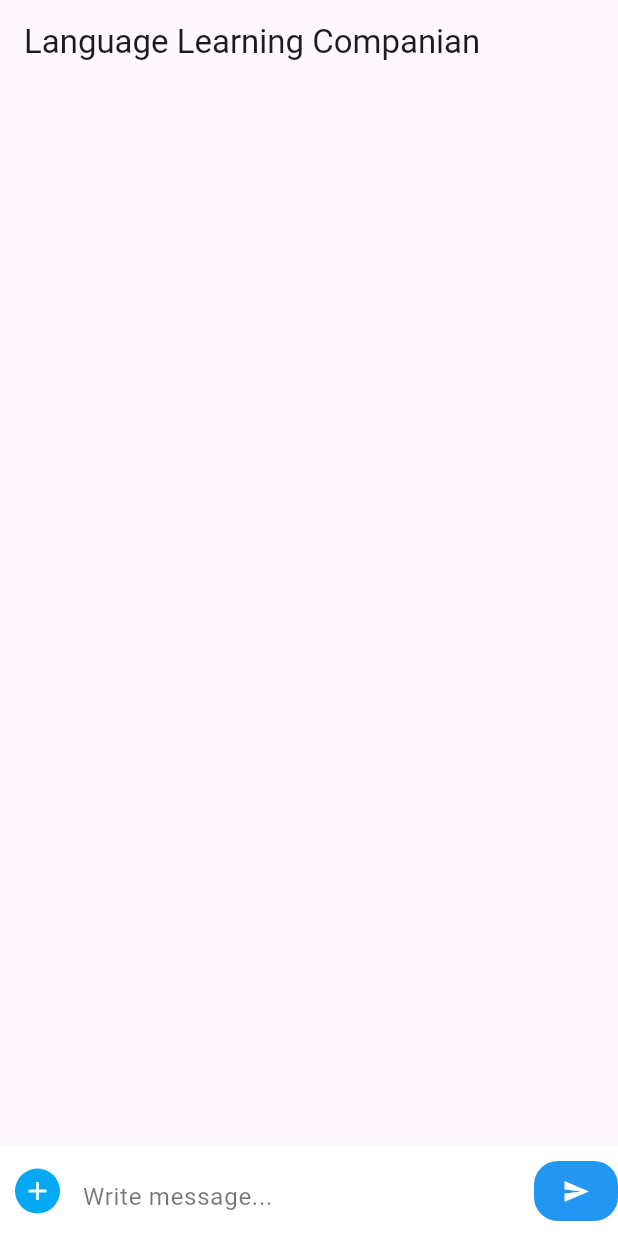
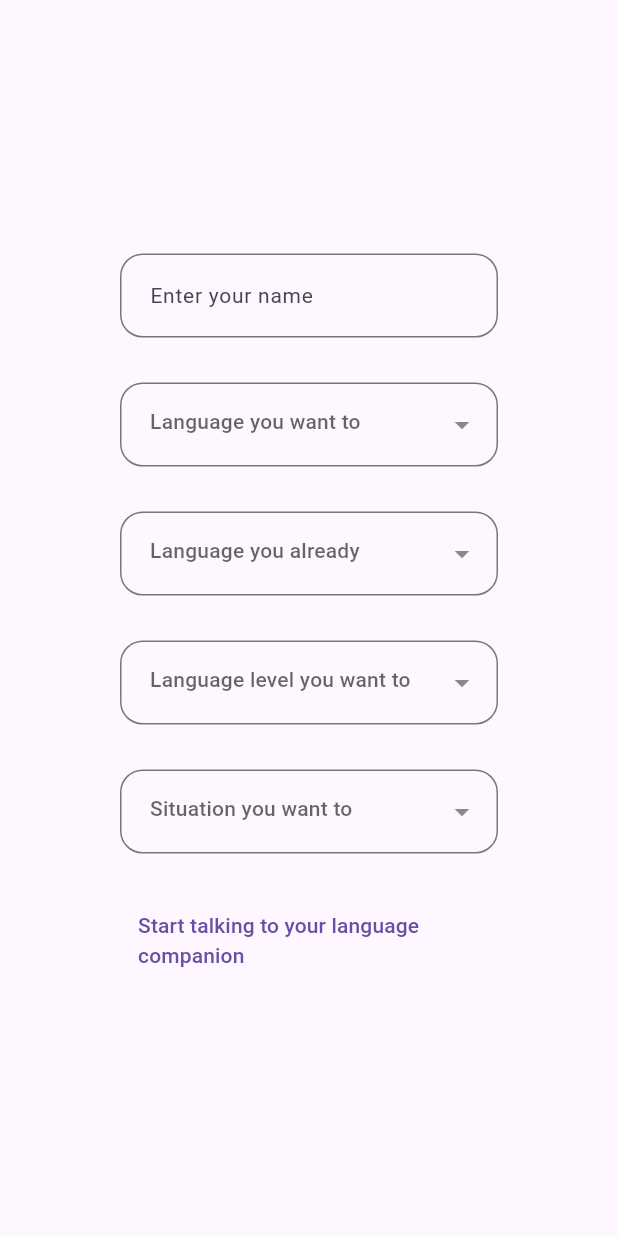
Before and after one commit to vedang122/language-learning-bot, a Flutter app: the screen it shows after launch, on a phone screen of 412 x 824 dp. Run offline on Flutter 3.47's test engine with Material 3 defaults, Android fonts, the phone set to English and light mode, and no system bars; our stand-ins replace dropdown_button2, flutter_chat_types, flutter_chat_ui.

Commit message:
Update UI to ask language user want to learn & better chat ui

```diff
--- a/lib/controller/state_controller.dart
+++ b/lib/controller/state_controller.dart
@@ -1,30 +1,39 @@
 import 'package:flutter/material.dart';
-import 'package:language_voice_bot/models/language.dart';
 import 'package:language_voice_bot/models/message.dart';
-import 'package:language_voice_bot/utils/constants.dart';
+import 'package:language_voice_bot/service/ai_service.dart';
 
 class StateController extends ChangeNotifier {
-  Language language;
-  List<Message> messages;
+  late String languageToPractise;
 
-  StateController({required this.language, required this.messages});
+  late String languageUserKnow;
 
-  void addMessage(String text, String possibleReply, MessageType messageType) {
-    debugPrint("Added meesage with notifying: { $text, ${messageType.name}}");
-    messages.add(Message(
-        content: text, possibleReply: possibleReply, type: messageType));
-    notifyListeners();
-  }
+  late String languageLevel;
 
-  void addMessageWithoutNotifying(
-      String text, String possibleReply, MessageType messageType) {
-    debugPrint(
-        "Added meesage without notifying: { $text, ${messageType.name}}");
-    messages.add(Message(
-        content: text, possibleReply: possibleReply, type: messageType));
-  }
+  late String situation;
 
-  List<Message> getMessages() {
-    return messages;
+  List<Message> messages = List.empty(growable: true);
+
+  final AIService aiService = AIService();
+
+  // Future<Message> getAIResponse() async {
+  //   try {
+  //     var aiResponse = await aiService.request(this);
+  //     Message message = Message(
+  //         content: aiResponse.response.message,
+  //         type: MessageType.assistant,
+  //         contentTranslation: aiResponse.response.messageTranslation,
+  //         possibleReply: aiResponse.response.possibleReply,
+  //         possibleReplyTranslation:
+  //             aiResponse.response.possibleReplyTranslation);
+  //     addMessage(message);
+  //     return message;
+  //   } catch (error) {
+  //     throw Exception(
+  //         "Seems like Assistant doesn't want to reply back: $error");
+  //   }
+  // }
+
+  void addMessage(Message message) {
+    messages.add(message);
   }
 }
--- a/lib/main.dart
+++ b/lib/main.dart
@@ -1,30 +1,12 @@
 import 'package:flutter/material.dart';
 import 'package:language_voice_bot/controller/state_controller.dart';
-import 'package:language_voice_bot/models/language.dart';
-import 'package:language_voice_bot/models/message.dart';
-import 'package:language_voice_bot/utils/constants.dart';
-import 'package:language_voice_bot/views/home_view.dart';
+import 'package:language_voice_bot/views/home_page.dart';
 import 'package:provider/provider.dart';
 
 void main() {
-  Language language = Language(
-    level: LanguageLevel.beginner,
-    name: "Spanish",
-    scenario: "restaurant",
-  );
-
   runApp(
     ChangeNotifierProvider(
-      create: (context) => StateController(
-        language: language,
-        messages: [
-          Message(
-            content: language.getSystemPrompt(),
-            type: MessageType.system,
-            possibleReply: ""
-          ),
-        ],
-      ),
+      create: (context) => StateController(),
       child: const MyApp(),
     ),
   );
@@ -33,32 +15,10 @@ void main() {
 class MyApp extends StatelessWidget {
   const MyApp({super.key});
 
-  // This widget is the root of your application.
   @override
-  Widget build(BuildContext context) {
-    return MaterialApp(
-      title: 'Flutter Demo',
-      theme: ThemeData(
-        // This is the theme of your application.
-        //
-        // TRY THIS: Try running your application with "flutter run". You'll see
-        // the application has a blue toolbar. Then, without quitting the app,
-        // try changing the seedColor in the colorScheme below to Colors.green
-        // and then invoke "hot reload" (save your changes or press the "hot
-        // reload" button in a Flutter-supported IDE, or press "r" if you used
-        // the command line to start the app).
-        //
-        // Notice that the counter didn't reset back to zero; the application
-        // state is not lost during the reload. To reset the state, use hot
-        // restart instead.
-        //
-        // This works for code too, not just values: Most code changes can be
-        // tested with just a hot reload.
-        colorScheme: ColorScheme.fromSeed(seedColor: Colors.deepPurple),
-        useMaterial3: true,
-      ),
-      debugShowCheckedModeBanner: false,
-      home: const HomeView(),
-    );
-  }
+  Widget build(BuildContext context) => MaterialApp(
+        home: const HomePage(),
+        theme: ThemeData.light(),
+        darkTheme: ThemeData.dark(),
+      );
 }
--- a/lib/models/ai_message.dart
+++ /dev/null
@@ -1,16 +0,0 @@
-class AIMessage {
-  final String message;
-  final String possibleReply;
-
-  const AIMessage({
-    required this.message,
-    required this.possibleReply,
-  });
-
-  factory AIMessage.fromJson(Map<String, dynamic> json) {
-    return AIMessage(
-      message: json['response'],
-      possibleReply: json['possible_reply'],
-    );
-  }
-}
--- a/lib/models/language.dart
+++ /dev/null
@@ -1,18 +0,0 @@
-import 'package:language_voice_bot/utils/constants.dart';
-
-class Language {
-  LanguageLevel level;
-  String name;
-  String scenario;
-  Language({required this.level, required this.name, required this.scenario});
-
-  String getSystemPrompt() {
-    return """
-      I'm learning $name at a ${level.name} level.
-      I want to learn it through conversation.
-      I want you to assume yourself to be a $name speaker who is with me in a $scenario and conversing with me at ${level.name} level in $name.
-      Please start conversation from the next response with a basic greeting in the language itself.
-      I want each of your response to be in json format with the fields `response` and `possible_reply` and value your response in $name and possible reply in $name I can respond to you in next message.
-    """;
-  }
-}
--- a/lib/models/message.dart
+++ b/lib/models/message.dart
@@ -1,20 +1,36 @@
+import 'package:flutter/material.dart';
 import 'package:language_voice_bot/utils/constants.dart';
 
 class Message {
-  String content;
+  String content = "";
+  String contentTranslation = "";
   MessageType type;
-  String possibleReply;
-  Message({required this.content, required this.type, required this.possibleReply});
+  String possibleReply = "";
+  String possibleReplyTranslation = "";
+  Message({
+    required this.content,
+    required this.type,
+    required this.contentTranslation,
+    required this.possibleReply,
+    required this.possibleReplyTranslation,
+  });
 
   bool isSender() {
-    return type == MessageType.user;
+    return type == MessageType.author;
   }
 
   bool isAssistant() {
     return type == MessageType.assistant;
   }
 
-  bool isSystem() {
-    return type == MessageType.system;
+  factory Message.fromJson(Map<String, dynamic> json, MessageType messageType) {
+    debugPrint("Response message: $json");
+    return Message(
+      content: json['assistant']['message'],
+      contentTranslation: json['assistant']['translation'],
+      possibleReply: json['possible_reply']['message'],
+      possibleReplyTranslation: json['possible_reply']['translation'],
+      type: messageType,
+    );
   }
 }
--- a/lib/service/ai_service.dart
+++ b/lib/service/ai_service.dart
@@ -1,45 +1,46 @@
 import 'dart:convert';
 
 import 'package:flutter/material.dart';
+import 'package:language_voice_bot/controller/state_controller.dart';
 import 'package:language_voice_bot/models/ai_response.dart';
 import 'package:http/http.dart' as http;
 import 'package:language_voice_bot/models/message.dart';
-import 'package:language_voice_bot/utils/constants.dart';
 
-Future<AIResponse> fetchAIResponse(List<Message> messages) async {
-  Map<String, List<Map<String, dynamic>>> queryParameters = {
-    "messages": [],
+class AIService {
+  Future<Message> request(StateController stateController) async {
+    Map<String, dynamic> queryParameters = {
+      'languageToPractise': stateController.languageToPractise,
+      'languageUserKnow': stateController.languageUserKnow,
+      'languageLevel': stateController.languageLevel,
+      'situation': stateController.situation,
+      'messages': []
     };
-  for (var message in messages) {
+    for (var message in stateController.messages) {
       queryParameters['messages']?.add(
         {
           'content': message.content,
           'role': message.type.name,
         },
       );
-    if (message.type == MessageType.assistant) {
-      queryParameters['messages']?.last['content'] = jsonEncode(
-        {
-          'possible_reply': message.possibleReply,
-          'response': message.content,
-        },
-      );
-    }
     }
     debugPrint("Inside Future!");
-  final response = await http.post(
-    Uri.parse('http://127.0.0.1:5000/response'),
+    final response = await http
+        .post(
+      Uri.parse('http://127.0.0.1:5000'),
       headers: <String, String>{
         'Content-Type': 'application/json',
       },
       body: jsonEncode(queryParameters),
-  );
-  //final response = await http.get(uri, headers: headers);
+    )
+        .timeout(const Duration(seconds: 30), onTimeout: () {
+      throw Exception('Server timed out');
+    });
     if (response.statusCode == 200) {
       // If the server did return a 200 OK response,
       // then parse the JSON.
       return AIResponse.fromJson(
-        jsonDecode(response.body) as Map<String, dynamic>);
+        jsonDecode(response.body) as Map<String, dynamic>,
+      ).response;
     } else {
       debugPrint(
           "Thrown Error while fetching data from server: ${response.toString()}");
@@ -48,3 +49,4 @@ Future<AIResponse> fetchAIResponse(List<Message> messages) async {
       throw Exception('Failed to load AI Response');
     }
   }
+}
--- a/lib/utils/constants.dart
+++ b/lib/utils/constants.dart
@@ -1,3 +1,22 @@
-enum MessageType { system, user, assistant }
+enum MessageType { author, assistant }
 
 enum LanguageLevel { beginner, intermediate, advance }
+
+final List<String> languages = [
+  'Spanish',
+  'English',
+  'French',
+  'Japanese',
+  'Hindi',
+];
+
+final List<String> levels = [
+  'Beginner',
+  'Intermediate',
+  'Advance',
+];
+
+final List<String> situations = [
+  'In a restaurant',
+  'Asking for direction',
+];
--- a/lib/views/bottom_messaging_bar_view.dart
+++ /dev/null
@@ -1,83 +0,0 @@
-import 'package:flutter/material.dart';
-import 'package:language_voice_bot/controller/state_controller.dart';
-import 'package:language_voice_bot/service/ai_service.dart';
-import 'package:language_voice_bot/utils/constants.dart';
-import 'package:provider/provider.dart';
-
-class BottomMessagingBar extends StatelessWidget {
-  BottomMessagingBar({super.key});
-
-  final TextEditingController textEditingController = TextEditingController();
-
-  @override
-  Widget build(BuildContext context) {
-    debugPrint("Building Bottom bar");
-    return Container(
-      padding: const EdgeInsets.only(left: 10, bottom: 10, top: 10),
-      height: 60,
-      width: double.infinity,
-      color: Colors.white,
-      child: Row(
-        children: <Widget>[
-          GestureDetector(
-            onTap: () {},
-            child: Container(
-              height: 30,
-              width: 30,
-              decoration: BoxDecoration(
-                color: Colors.lightBlue,
-                borderRadius: BorderRadius.circular(30),
-              ),
-              child: const Icon(
-                Icons.add,
-                color: Colors.white,
-                size: 20,
-              ),
-            ),
-          ),
-          const SizedBox(
-            width: 15,
-          ),
-          Expanded(
-            child: TextField(
-              controller: textEditingController,
-              decoration: const InputDecoration(
-                hintText: "Write message...",
-                hintStyle: TextStyle(color: Colors.black54),
-                border: InputBorder.none,
-              ),
-            ),
-          ),
-          const SizedBox(
-            width: 15,
-          ),
-          FloatingActionButton(
-            onPressed: () {
-              var controller = context.read<StateController>();
-              controller.addMessage(
-                textEditingController.text,
-                "",
-                MessageType.user,
-              );
-              textEditingController.clear();
-              fetchAIResponse(controller.messages).then(
-                (aiResponse) => controller.addMessage(
-                  aiResponse.response.message,
-                  aiResponse.response.possibleReply,
-                  MessageType.assistant,
-                ),
-              );
-            },
-            backgroundColor: Colors.blue,
-            elevation: 0,
-            child: const Icon(
-              Icons.send,
-              color: Colors.white,
-              size: 18,
-            ),
-          ),
-        ],
-      ),
-    );
-  }
-}
--- /dev/null
+++ b/lib/views/configuration_page.dart
@@ -0,0 +1,160 @@
+import 'package:dropdown_button2/dropdown_button2.dart';
+import 'package:flutter/material.dart';
+import 'package:language_voice_bot/controller/state_controller.dart';
+import 'package:language_voice_bot/utils/constants.dart';
+import 'package:language_voice_bot/views/chat_page.dart';
+import 'package:language_voice_bot/views/transition_widget.dart';
+import 'package:provider/provider.dart';
+
+class ConfigurationPage extends StatefulWidget {
+  const ConfigurationPage({super.key});
+
+  @override
+  State<ConfigurationPage> createState() => _ConfigurationPageState();
+}
+
+class _ConfigurationPageState extends State<ConfigurationPage> {
+  List<String> selectedValues = List.filled(4, "");
+
+  final ChatPage chatPage = const ChatPage();
+  final _formKey = GlobalKey<FormState>();
+
+  OutlineInputBorder getFieldOutlineBorder() {
+    return OutlineInputBorder(
+      borderRadius: BorderRadius.circular(15),
+    );
+  }
+
+  TextStyle getTextStyle() {
+    return const TextStyle(fontSize: 14);
+  }
+
+  TextFormField getTextFormField(String hintText) {
+    return TextFormField(
+      decoration: InputDecoration(
+        contentPadding: const EdgeInsets.all(16),
+        hintText: hintText,
+        hintStyle: getTextStyle(),
+        border: getFieldOutlineBorder(),
+      ),
+    );
+  }
+
+  DropdownButtonFormField2 getDropDownButtonFormField(
+      String hintText, List<String> items, int fieldIndex) {
+    return DropdownButtonFormField2<String>(
+      isExpanded: true,
+      decoration: InputDecoration(
+        // Add Horizontal padding using menuItemStyleData.padding so it matches
+        // the menu padding when button's width is not specified.
+        contentPadding: const EdgeInsets.symmetric(vertical: 16),
+        border: getFieldOutlineBorder(),
+      ),
+      hint: Text(
+        hintText,
+        style: getTextStyle(),
+      ),
+      items: items
+          .map((item) => DropdownMenuItem<String>(
+                value: item,
+                child: Text(
+                  item,
+                  style: getTextStyle(),
+                ),
+              ))
+          .toList(),
+      validator: (value) {
+        if (value == null) {
+          return "Mandatory field";
+        }
+        return null;
+      },
+      onChanged: (value) {
+        //Do something when selected item is changed.
+      },
+      onSaved: (value) {
+        selectedValues[fieldIndex] = value.toString();
+      },
+      buttonStyleData: const ButtonStyleData(
+        padding: EdgeInsets.only(right: 8),
+      ),
+      iconStyleData: const IconStyleData(
+        icon: Icon(
+          Icons.arrow_drop_down,
+          color: Colors.black45,
+        ),
+        iconSize: 24,
+      ),
+      dropdownStyleData: DropdownStyleData(
+        decoration: BoxDecoration(
+          borderRadius: BorderRadius.circular(15),
+        ),
+      ),
+      menuItemStyleData: const MenuItemStyleData(
+        padding: EdgeInsets.symmetric(horizontal: 16),
+      ),
+    );
+  }
+
+  @override
+  Widget build(BuildContext context) {
+    return Scaffold(
+      body: Form(
+        key: _formKey,
+        child: Padding(
+          padding: const EdgeInsets.symmetric(
+            horizontal: 80,
+          ),
+          child: Column(
+            mainAxisAlignment: MainAxisAlignment.center,
+            children: [
+              getTextFormField("Enter your name"),
+              const SizedBox(
+                height: 30,
+              ),
+              getDropDownButtonFormField(
+                  "Language you want to practise?", languages, 0),
+              const SizedBox(
+                height: 30,
+              ),
+              getDropDownButtonFormField(
+                  "Language you already know?", languages, 1),
+              const SizedBox(
+                height: 30,
+              ),
+              getDropDownButtonFormField(
+                  "Language level you want to practise?", levels, 2),
+              const SizedBox(
+                height: 30,
+              ),
+              getDropDownButtonFormField(
+                  "Situation you want to practise?", situations, 3),
+              const SizedBox(
+                height: 30,
+              ),
+              TextButton(
+                onPressed: () async {
+                  if (_formKey.currentState!.validate()) {
+                    _formKey.currentState!.save();
+                  }
+                  var controller = context.read<StateController>();
+                  controller.languageToPractise = selectedValues[0];
+                  controller.languageUserKnow = selectedValues[1];
+                  controller.languageLevel = selectedValues[2];
+                  controller.situation = selectedValues[3];
+                  Navigator.push(
+                    context,
+                    MaterialPageRoute(
+                      builder: (context) => const TransitionWidget(),
+                    ),
+                  );
+                },
+                child: const Text('Start talking to your language companion'),
+              ),
+            ],
+          ),
+        ),
+      ),
+    );
+  }
+}
--- /dev/null
+++ b/lib/views/home_page.dart
@@ -0,0 +1,11 @@
+import 'package:flutter/material.dart';
+import 'package:language_voice_bot/views/configuration_page.dart';
+
+class HomePage extends StatelessWidget {
+  const HomePage({super.key});
+
+  @override
+  Widget build(BuildContext context) => const MaterialApp(
+        home: ConfigurationPage(),
+      );
+}
--- a/lib/views/home_view.dart
+++ /dev/null
@@ -1,51 +0,0 @@
-import 'package:flutter/material.dart';
-import 'package:language_voice_bot/controller/state_controller.dart';
-import 'package:language_voice_bot/service/ai_service.dart';
-import 'package:language_voice_bot/utils/constants.dart';
-import 'package:language_voice_bot/views/bottom_messaging_bar_view.dart';
-import 'package:language_voice_bot/views/messages_list_view.dart';
-import 'package:provider/provider.dart';
-
-class HomeView extends StatefulWidget {
-  const HomeView({super.key});
-
-  @override
-  State<StatefulWidget> createState() => _HomeViewState();
-}
-
-class _HomeViewState extends State<HomeView> {
-  @override
-  void dispose() {
-    super.dispose();
-  }
-
-  @override
-  void initState() {
-    var controller = context.read<StateController>();
-    fetchAIResponse(controller.messages)
-                  .then((aiResponse) => controller.addMessage(
-                        aiResponse.response.message,
-                        aiResponse.response.possibleReply,
-                        MessageType.assistant,
-                      ));
-    super.initState();
-  }
-  @override
-  Widget build(BuildContext context) {
-    debugPrint('Building MyHomePage');
-    return Scaffold(
-      appBar: AppBar(
-        title: const Text("Language Learning Companian"),
-      ),
-      body: Stack(
-        children: <Widget>[
-          const MessagesListView(),
-          Align(
-            alignment: Alignment.bottomLeft,
-            child: BottomMessagingBar(),
-          ),
-        ],
-      ),
-    );
-  }
-}
--- a/lib/views/messages_list_view.dart
+++ /dev/null
@@ -1,56 +0,0 @@
-import 'package:flutter/material.dart';
-import 'package:language_voice_bot/controller/state_controller.dart';
-import 'package:language_voice_bot/models/message.dart';
-import 'package:provider/provider.dart';
-
-/// Given a list of messages, it shows all the messages on the screen.
-/// Color and Alignment are alternate based on sender & receiver.
-class MessagesListView extends StatelessWidget {
-  const MessagesListView({super.key});
-
-  Alignment getMessageAlignment(Message message) {
-    return message.isAssistant() ? Alignment.topLeft : Alignment.topRight;
-  }
-
-  Color? getMessageColor(Message message) {
-    return message.isAssistant() ? Colors.grey.shade200 : Colors.blue[200];
-  }
-
-  @override
-  Widget build(BuildContext context) {
-    return Consumer<StateController>(
-      builder: (context, contoller, child) {
-        final messages = contoller.messages;
-        debugPrint(
-            "Building Message View with message of length ${contoller.messages.length}");
-        return ListView.builder(
-          itemCount: messages.length,
-          shrinkWrap: true,
-          padding: const EdgeInsets.only(top: 10, bottom: 10),
-          itemBuilder: (context, index) {
-            if (index == 0) return const SizedBox();
-            debugPrint("Building Message View with index $index");
-            return Container(
-              padding: const EdgeInsets.only(
-                  left: 16, right: 16, top: 10, bottom: 10),
-              child: Align(
-                alignment: getMessageAlignment(messages[index]),
-                child: Container(
-                  decoration: BoxDecoration(
-                    borderRadius: BorderRadius.circular(20),
-                    color: getMessageColor(messages[index]),
-                  ),
-                  padding: const EdgeInsets.all(16),
-                  child: Text(
-                    messages[index].content,
-                    style: const TextStyle(fontSize: 15),
-                  ),
-                ),
-              ),
-            );
-          },
-        );
-      },
-    );
-  }
-}
--- a/pubspec.yaml
+++ b/pubspec.yaml
@@ -38,6 +38,9 @@ dependencies:
   http: ^1.1.0
   get_it: ^7.6.4
   provider: ^6.1.1
+  flutter_chat_ui: ^1.6.10
+  flutter_chat_types: ^3.6.2
+  dropdown_button2: ^2.3.9
 
 dev_dependencies:
   flutter_test:
```
Also changed, not shown: lib/models/ai_response.dart (+10 -9 lines), lib/views/chat_page.dart (added, +84 -0 lines), lib/views/transition_widget.dart (added, +58 -0 lines), demo/05-01-2024.gif (added), 20 other files. Lines whose indentation alone changed are shown as unchanged.
